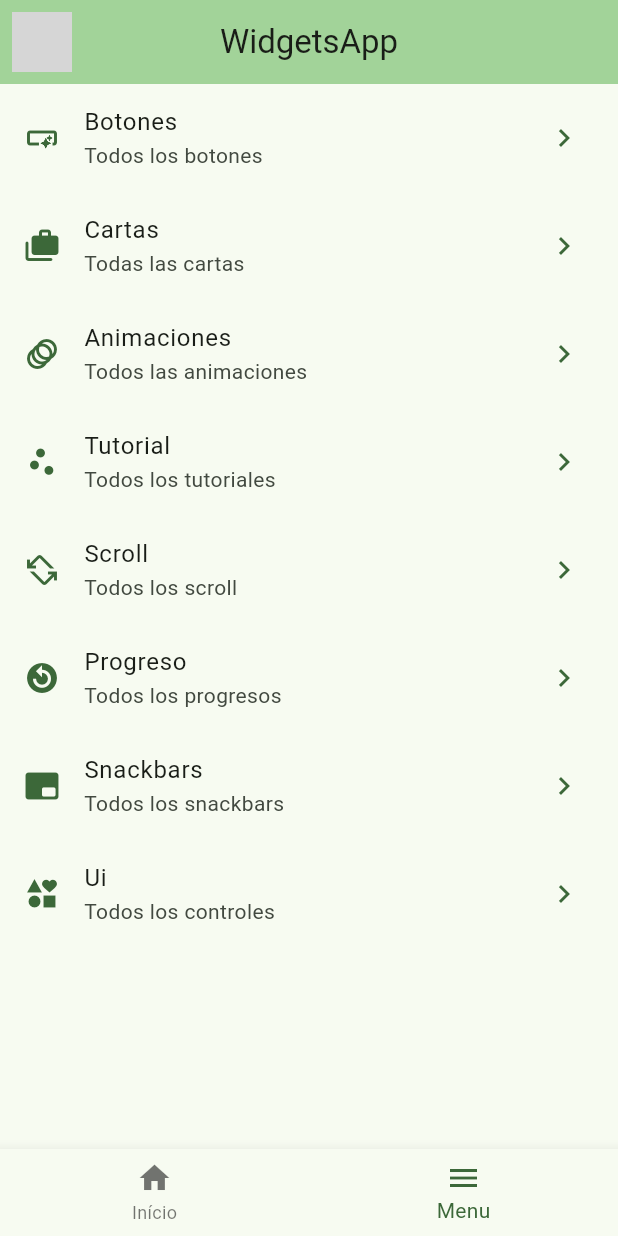
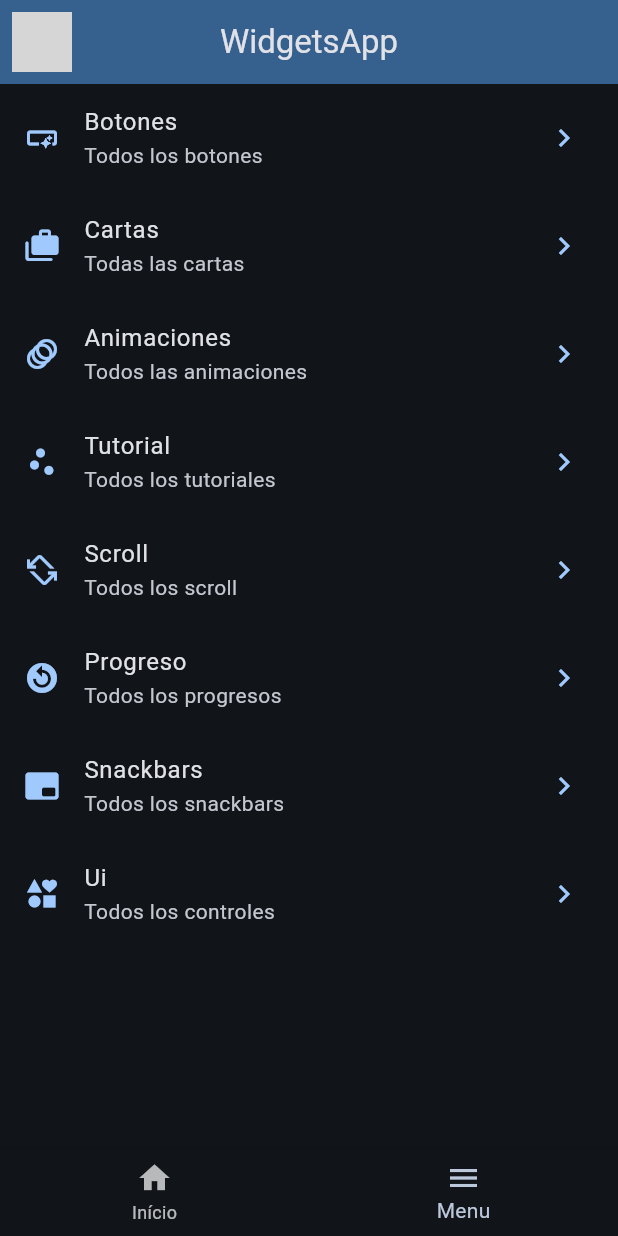
Before and after one commit to OscarAVJ/flutter_widgets_app, a Flutter app: the screen it shows after launch, item 2 of the bottom bar chosen, on a phone screen of 412 x 824 dp. Run offline on Flutter 3.47's test engine with Material 3 defaults, Android fonts, the phone set to English and light mode, and no system bars; our stand-ins replace go_router; network calls fail; grey boxes are pictures that could not be loaded.

Commit message:
Dark blue theme

```diff
--- a/lib/config/theme/app_theme.dart
+++ b/lib/config/theme/app_theme.dart
@@ -21,6 +21,7 @@ class AppTheme {
 
   ThemeData getTheme() {
     return ThemeData(
+      brightness: Brightness.dark,
       useMaterial3: true,
       colorSchemeSeed: colorsList[selectedColor],
       appBarTheme: AppBarTheme(centerTitle: true),
--- a/lib/main.dart
+++ b/lib/main.dart
@@ -22,7 +22,7 @@ class MyApp extends StatelessWidget {
       debugShowCheckedModeBanner: false,
 
       ///ThemeData
-      theme: AppTheme(selectedColor: 2).getTheme(),
+      theme: AppTheme(selectedColor: 0).getTheme(),
 
       routerConfig: router,
     );
```
